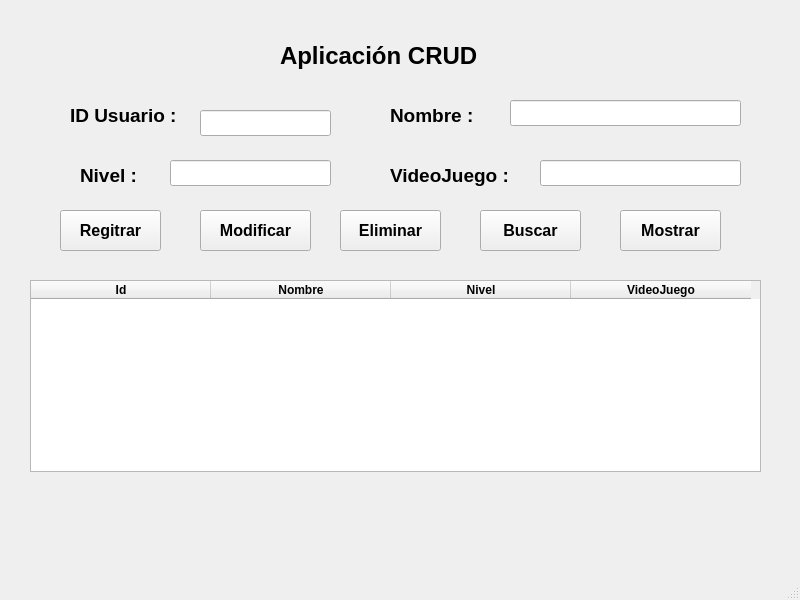
Joel2775/Proyecto_Bim2_Programacion, file Interfaz_Grafica - Proyecto_Programacion/mainwindow.ui: the form before one commit.
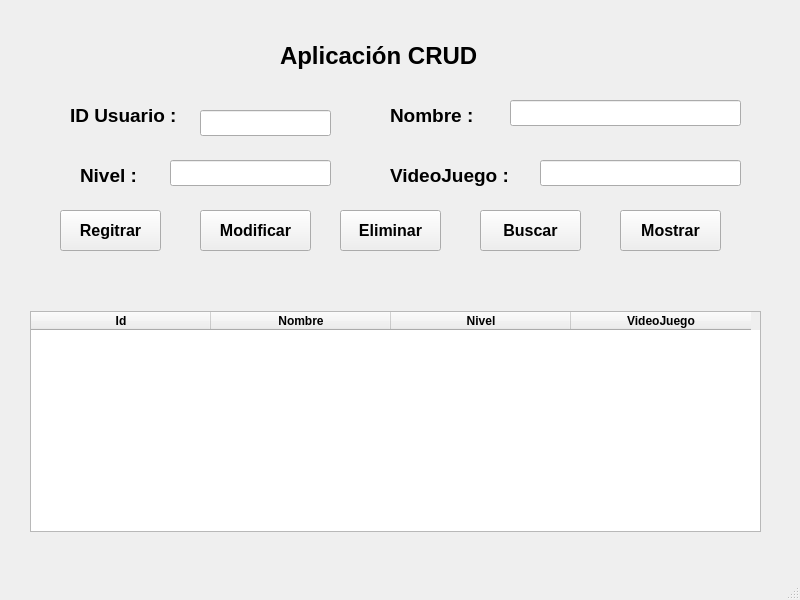
The form after the commit.

Diff of the .ui file:
```diff
--- a/Interfaz_Grafica - Proyecto_Programacion/mainwindow.ui
+++ b/Interfaz_Grafica - Proyecto_Programacion/mainwindow.ui
@@ -229,9 +229,9 @@
     <property name="geometry">
      <rect>
       <x>30</x>
-      <y>280</y>
+      <y>311</y>
       <width>731</width>
-      <height>192</height>
+      <height>221</height>
      </rect>
     </property>
     <attribute name="horizontalHeaderCascadingSectionResizes">
@@ -306,6 +306,19 @@
      <string>Mostrar</string>
     </property>
    </widget>
+   <widget class="QLabel" name="mostrar">
+    <property name="geometry">
+     <rect>
+      <x>40</x>
+      <y>270</y>
+      <width>321</width>
+      <height>31</height>
+     </rect>
+    </property>
+    <property name="text">
+     <string/>
+    </property>
+   </widget>
   </widget>
   <widget class="QMenuBar" name="menubar">
    <property name="geometry">
```
Left out of the diff: 2 changed lines with no effect on the pictures.
